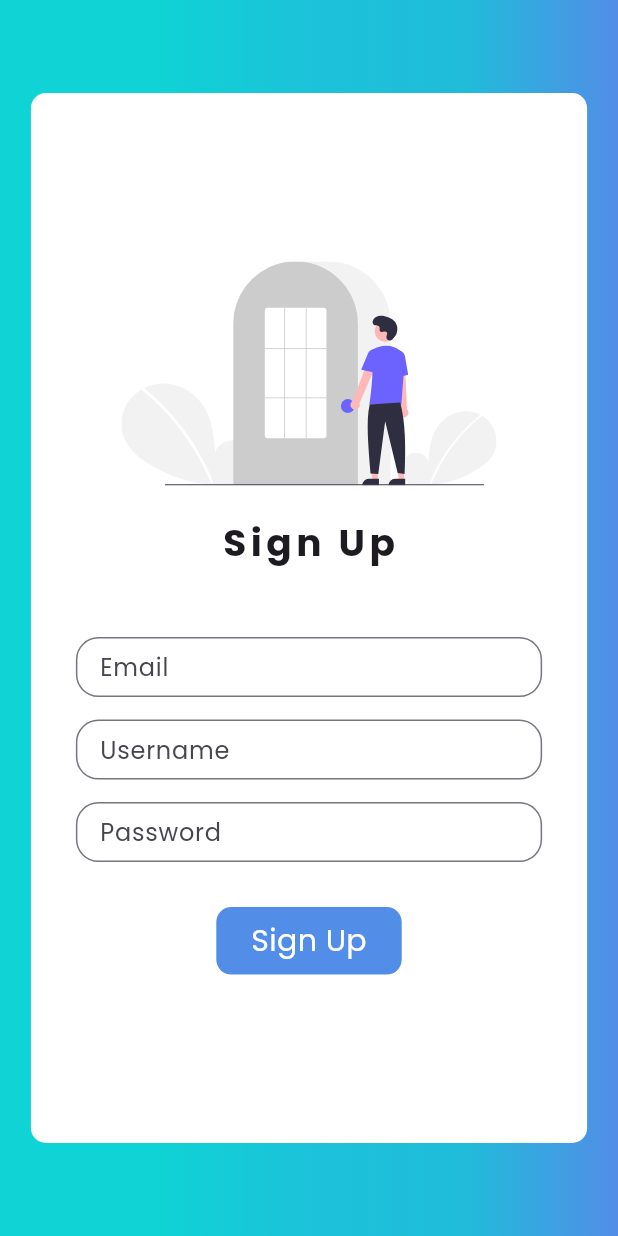
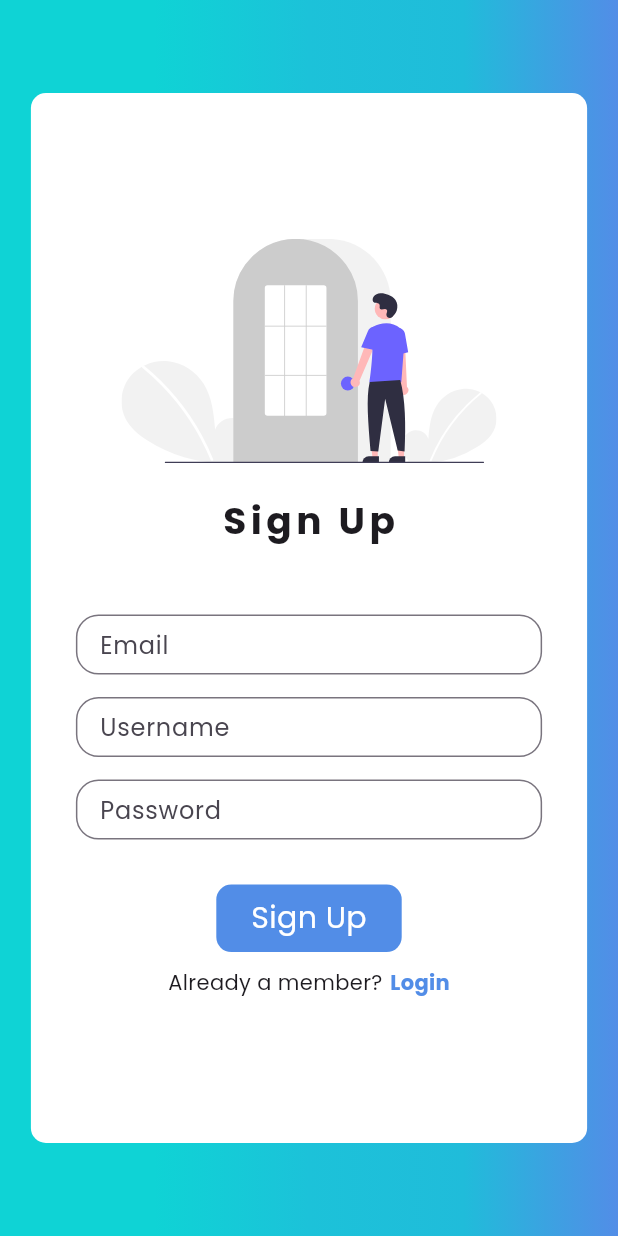
Before and after one commit to ScaraMocchie/landingPage_EnglishTeam, a Flutter app: the SignUp screen opened directly, on a phone screen of 412 x 824 dp. Run offline on Flutter 3.47's test engine with Material 3 defaults, Android fonts, the phone set to English and light mode, and no system bars; our stand-ins replace flutter_svg.

Commit message:
make navigate between login and register, and fix bug in login

```diff
--- a/lib/screen/signup.dart
+++ b/lib/screen/signup.dart
@@ -2,6 +2,8 @@ import 'package:flutter/material.dart';
 import 'package:flutter_svg/flutter_svg.dart';
 import 'package:landing_page/controller/model.dart';
 import 'package:landing_page/controller/textfield.dart';
+import 'package:landing_page/screen/landingpage.dart';
+import 'package:landing_page/screen/login.dart';
 import 'package:landing_page/screen/reedemCode_page.dart';
 import 'package:http/http.dart' as http;
 import 'dart:convert';
@@ -90,8 +92,13 @@ class _SignUpState extends State<SignUp> {
     var height = size.height;
     var width = size.width;
 
-    return Scaffold(
-      body: (width<height)?signUpMobile(height, width):signUpDesktop(height, width),
+    return WillPopScope(
+      onWillPop: ()async{
+      Navigator.pushReplacement(context, MaterialPageRoute(builder: (context) => LandingPage()));
+      return true;},
+      child: Scaffold(
+        body: (width<height)?signUpMobile(height, width):signUpDesktop(height, width),
+      ),
     );
   }
 
@@ -172,7 +179,9 @@ class _SignUpState extends State<SignUp> {
                             fontSize: 20
                           ),),
                         ),
-                      )
+                      ),
+                      SizedBox(height: 10,),
+                      toLogin()
                     ],
                   ),
                 ),
@@ -274,7 +283,9 @@ class _SignUpState extends State<SignUp> {
                           fontSize: 20
                         ),),
                       ),
-                    )
+                    ),
+                    SizedBox(height: 10,),
+                    toLogin()
                   ],
                 ),
               )
@@ -285,5 +296,20 @@ class _SignUpState extends State<SignUp> {
     );
   }
 
+  Row toLogin() {
+    return Row(
+                      mainAxisAlignment: MainAxisAlignment.center,
+                      children: [
+                        Text("Already a member?"),
+                        SizedBox(width: 5,),
+                        InkWell(
+                          onTap: () {
+                            Navigator.pushReplacement(context, MaterialPageRoute(builder: (context) =>LogIn()));
+                          },
+                          child: Text("Login", style: TextStyle(color: const Color(0xff528DE7), fontWeight: FontWeight.bold),),)
+                      ],
+                    );
+  }
+
 
 }
```
Also changed, not shown: lib/screen/login.dart (+35 -8 lines).
